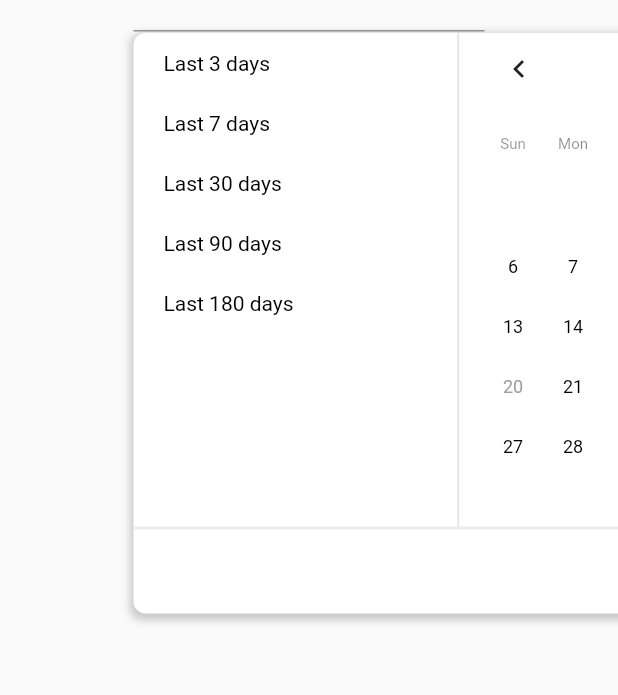
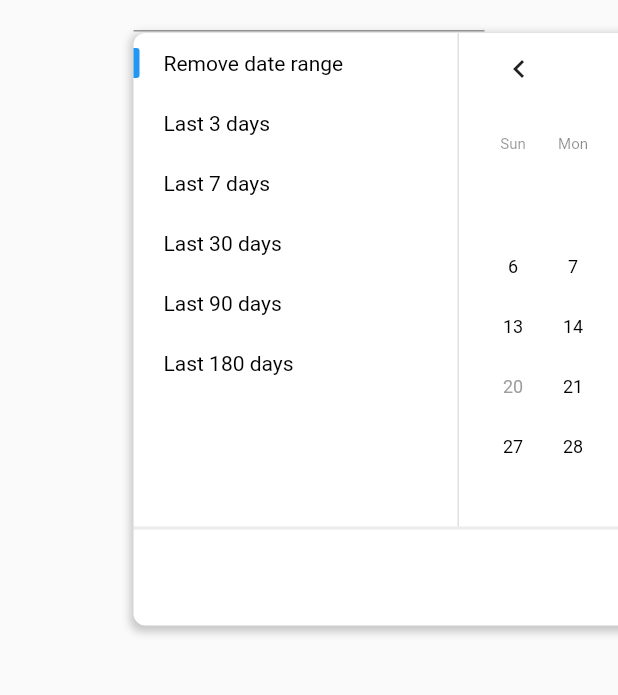
Before and after one commit to GaspardMerten/date_range_picker, a Flutter app: the screen it shows after launch, after a tap on "Date range picker", on a phone screen of 412 x 824 dp, the part 327-1022 px from its top. Run offline on Flutter 3.47's test engine with Material 2 defaults, Android fonts, the phone set to English and light mode, and no system bars.

Commit message:
Adding the ability to specify a null quick period selection, Adding a duration property to the quick period. Adding missing documentation for quick period

```diff
--- a/example/lib/main.dart
+++ b/example/lib/main.dart
@@ -182,12 +182,13 @@ class _MyHomePageState extends State<MyHomePage> {
   }
 
   Widget datePickerBuilder(
-          BuildContext context, dynamic Function(DateRange) onDateRangeChanged,
+          BuildContext context, dynamic Function(DateRange?) onDateRangeChanged,
           [bool doubleMonth = true]) =>
       DateRangePickerWidget(
         doubleMonth: doubleMonth,
         maximumDateRangeLength: 10,
         quickDateRanges: [
+          QuickDateRange(dateRange: null, label: "Remove date range"),
           QuickDateRange(
             label: 'Last 3 days',
             dateRange: DateRange(
--- a/lib/src/models.dart
+++ b/lib/src/models.dart
@@ -1,6 +1,11 @@
 import 'package:flutter/material.dart';
 import 'package:intl/intl.dart';
 
+/// A model that represents a date range.
+/// It is used to represent the selected date range in the calendar.
+/// * [start] - The start date of the date range.
+/// * [end] - The end date of the date range.
+/// * [duration] - The duration of the date range in days.
 class DateRange {
   final DateTime start;
   final DateTime end;
@@ -11,6 +16,9 @@ class DateRange {
   String toString() {
     return "${DateFormat('dd/MM/yyyy').format(start)} - ${DateFormat('dd/MM/yyyy').format(end)}";
   }
+
+  /// Returns the duration of the date range in days.
+  int get duration => end.difference(start).inDays;
 
   @override
   bool operator ==(Object other) {
@@ -130,8 +138,10 @@ class CalendarTheme {
 }
 
 /// A model that represents a quick selection dateRange in the quick selection widget.
+/// The date range is required but can be null. If null, the quick selection
+/// will reset the selected date range.
 class QuickDateRange {
-  final DateRange dateRange;
+  final DateRange? dateRange;
   final String label;
 
   QuickDateRange({required this.dateRange, required this.label});
--- a/lib/src/widgets/date_range_picker.dart
+++ b/lib/src/widgets/date_range_picker.dart
@@ -140,7 +140,7 @@ class DateRangePickerWidget extends StatefulWidget {
   }) : super(key: key);
 
   /// Called whenever the selected date range is changed.
-  final ValueChanged<DateRange> onDateRangeChanged;
+  final ValueChanged<DateRange?> onDateRangeChanged;
 
   /// A list of quick selection dateRanges displayed at the top of the picker.
   final List<QuickDateRange> quickDateRanges;
--- a/lib/src/widgets/dialogs.dart
+++ b/lib/src/widgets/dialogs.dart
@@ -148,27 +148,31 @@ class DateRangePickerDialogFooter extends StatelessWidget {
   const DateRangePickerDialogFooter({
     super.key,
     this.selectedDateRange,
+    this.cancelText = "Cancel",
+    this.confirmText = "Confirm",
   });
 
+  final String cancelText;
+  final String confirmText;
   final DateRange? selectedDateRange;
 
   @override
   Widget build(BuildContext context) {
     return Padding(
-      padding: const EdgeInsets.symmetric(horizontal: 8, vertical: 4),
+      padding: const EdgeInsets.symmetric(horizontal: 8, vertical: 8),
       child: Row(
         children: [
           TextButton(
             onPressed: () {
               Navigator.of(context).pop();
             },
-            child: const Text('Cancel'),
+            child: Text(cancelText),
           ),
           TextButton(
             onPressed: () {
               Navigator.of(context).pop(selectedDateRange);
             },
-            child: const Text('Confirm'),
+            child: Text(confirmText),
           ),
         ],
       ),
--- a/lib/src/widgets/inputs/field.dart
+++ b/lib/src/widgets/inputs/field.dart
@@ -65,9 +65,7 @@ class DateRangeField extends StatelessWidget {
           pickerBuilder: pickerBuilder,
         );
 
-        if (dateRange != null) {
-          onDateRangeSelected?.call(dateRange);
-        }
+        onDateRangeSelected?.call(dateRange);
       };
     } else {
       return null;
--- a/lib/src/widgets/quick_selector.dart
+++ b/lib/src/widgets/quick_selector.dart
@@ -19,7 +19,7 @@ class QuickSelectorWidget extends StatelessWidget {
   final List<QuickDateRange> quickDateRanges;
 
   /// Called when a quick dateRange is selected.
-  final ValueChanged<DateRange> onDateRangeChanged;
+  final ValueChanged<DateRange?> onDateRangeChanged;
 
   /// The theme of the calendar.
   final CalendarTheme theme;
--- a/lib/src/widgets/typedefs.dart
+++ b/lib/src/widgets/typedefs.dart
@@ -4,5 +4,5 @@ import 'package:flutter_date_range_picker/src/models.dart';
 /// A function that builds a widget that will be used to display the selected date range.
 typedef DateRangerPickerWidgetBuilder = Widget Function(
   BuildContext context,
-  Function(DateRange dateRange) onDateRangeChanged,
+  Function(DateRange? dateRange) onDateRangeChanged,
 );
--- a/pubspec.yaml
+++ b/pubspec.yaml
@@ -1,6 +1,6 @@
 name: flutter_date_range_picker
 description: Flutter package for selecting date ranges with input, dialog, and calendar options.
-version: 0.0.9
+version: 0.0.10
 homepage: https://github.com/GaspardMerten/date_range_picker
 
 environment:
```
Also changed, not shown: lib/src/controllers.dart (+10 -2 lines), 2 other files.
